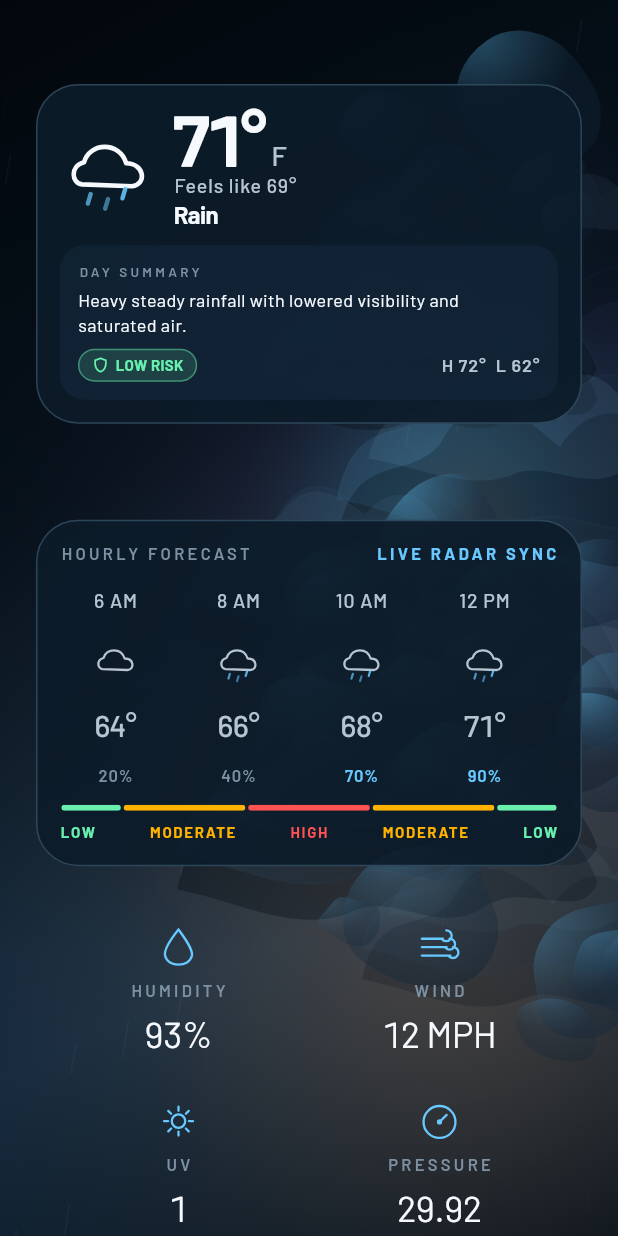
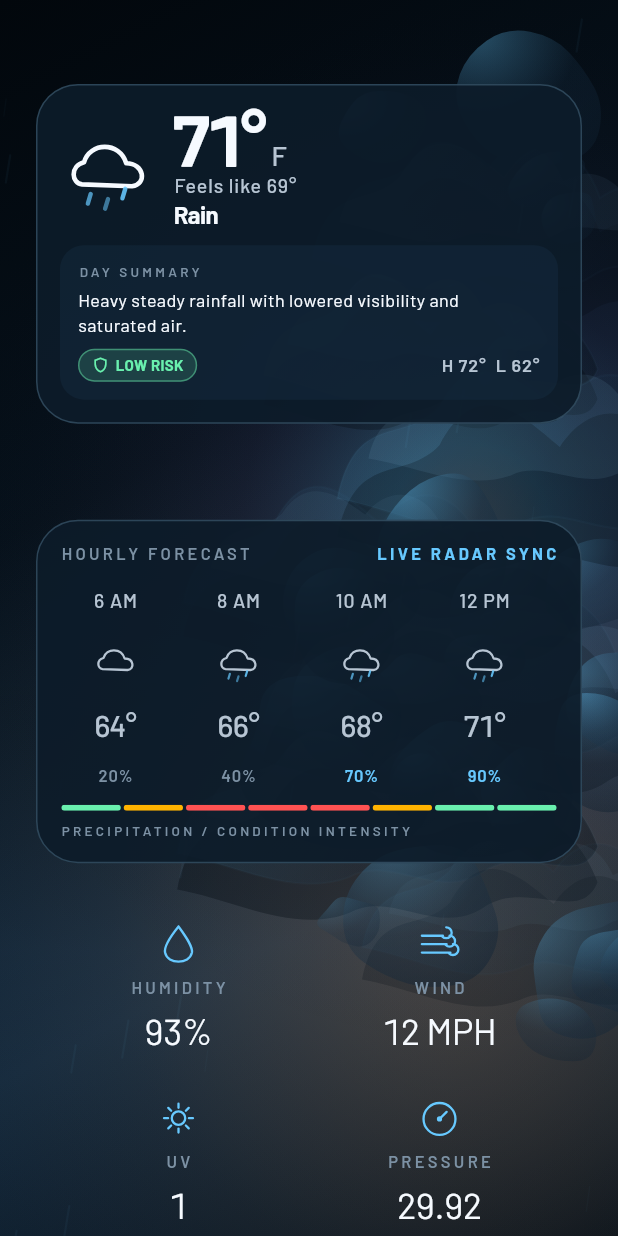
Before and after one commit to ELI3GANT/WEATHER_OS, a Flutter app: the WeatherShowcaseScreen screen opened by its route, on a phone screen of 412 x 824 dp. Run offline on Flutter 3.47's test engine with Material 3 defaults, Android fonts, the phone set to English and light mode, and no system bars; our stand-ins replace geolocator, in_app_purchase, shared_preferences; accounts and stored records are empty; network calls fail.

Commit message:
fix(weather): color hourly intensity per forecast

```diff
--- a/lib/features/weather/widgets/weather_threat_bar.dart
+++ b/lib/features/weather/widgets/weather_threat_bar.dart
@@ -11,30 +11,23 @@ class WeatherThreatBar extends StatelessWidget {
 
   final List<HourlyForecast> forecasts;
 
-  Color _threatColor(String threat) {
-    return switch (threat.toLowerCase()) {
-      'high' => const Color(0xFFFF5252),
-      'moderate' => const Color(0xFFFFB300),
-      _ => const Color(0xFF69F0AE),
-    };
-  }
-
   @override
   Widget build(BuildContext context) {
     if (forecasts.isEmpty) {
       return const SizedBox.shrink();
     }
 
-    // Segment forecasts into threat zones
-    final segments = <_ThreatSegment>[];
-    for (final f in forecasts) {
-      final color = _threatColor(f.threatLevel);
-      final label = f.threatLevel.toUpperCase();
-      if (segments.isNotEmpty && segments.last.threat == label) {
-        segments.last.count++;
-      } else {
-        segments.add(_ThreatSegment(threat: label, color: color, count: 1));
-      }
+    Color forecastColor(HourlyForecast forecast) {
+      final probability = forecast.precipChance;
+      if (probability >= 70) return const Color(0xFFFF5252);
+      if (probability >= 40) return const Color(0xFFFFB300);
+      return switch (forecast.condition.name) {
+        'clear' => const Color(0xFFFFC857),
+        'snow' => const Color(0xFFB8D9FF),
+        'storm' => const Color(0xFFE040FB),
+        'rain' => const Color(0xFF38BDF8),
+        _ => const Color(0xFF69F0AE),
+      };
     }
 
     return Column(
@@ -45,13 +38,12 @@ class WeatherThreatBar extends StatelessWidget {
           child: SizedBox(
             height: 4,
             child: Row(
-              children: segments.map((_ThreatSegment s) {
+              children: forecasts.map((forecast) {
                 return Expanded(
-                  flex: s.count,
                   child: Container(
                     margin: const EdgeInsets.symmetric(horizontal: 1),
                     decoration: BoxDecoration(
-                      color: s.color,
+                      color: forecastColor(forecast),
                       borderRadius: BorderRadius.circular(2),
                     ),
                   ),
@@ -61,38 +53,14 @@ class WeatherThreatBar extends StatelessWidget {
           ),
         ),
         const SizedBox(height: WeatherSpacing.space2),
-        Row(
-          mainAxisAlignment: MainAxisAlignment.spaceBetween,
-          children: segments.map((_ThreatSegment s) {
-            return Flexible(
-              child: FittedBox(
-                fit: BoxFit.scaleDown,
-                child: Text(
-                  s.threat,
-                  style: WeatherType.overline.copyWith(
-                    color: s.color,
-                    fontSize: 10,
-                    fontWeight: FontWeight.w700,
-                    letterSpacing: 1.1,
-                  ),
-                ),
-              ),
-            );
-          }).toList(growable: false),
+        Align(
+          alignment: Alignment.centerLeft,
+          child: Text(
+            'PRECIPITATION / CONDITION INTENSITY',
+            style: WeatherType.overline.copyWith(fontSize: 9, color: WeatherPalette.textTertiary),
+          ),
         ),
       ],
     );
   }
 }
-
-class _ThreatSegment {
-  _ThreatSegment({
-    required this.threat,
-    required this.color,
-    required this.count,
-  });
-
-  final String threat;
-  final Color color;
-  int count;
-}
```
